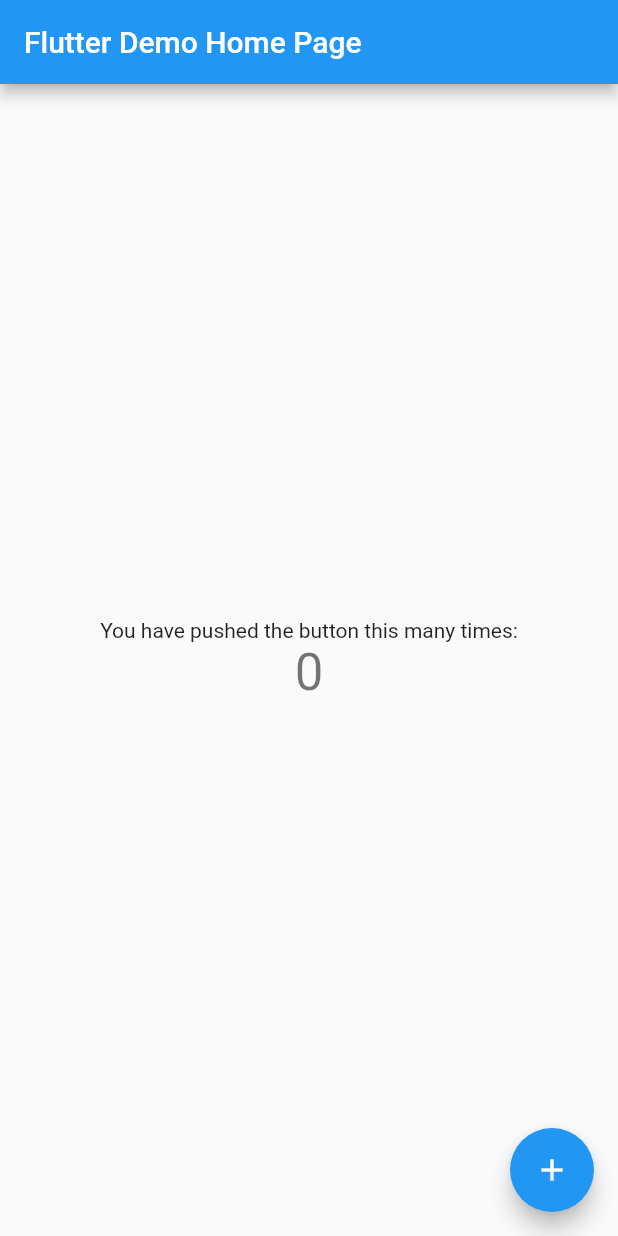
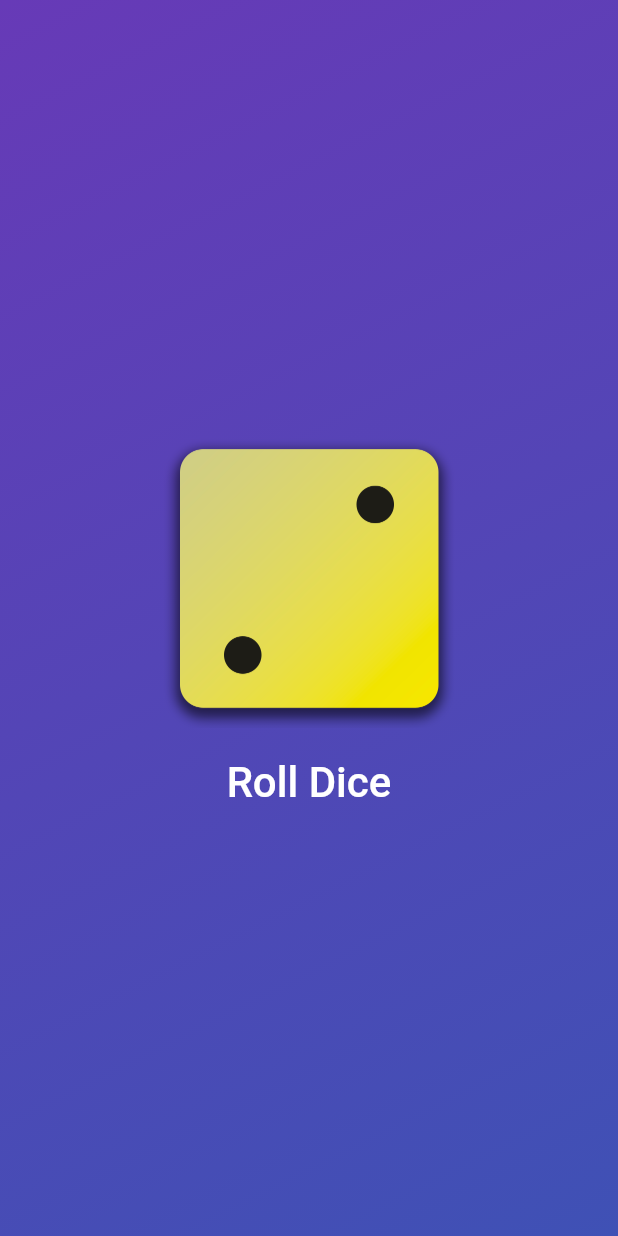
Before and after one commit to tmort93/dice_roller, a Flutter app: the screen it shows after launch, on a phone screen of 412 x 824 dp. Run offline on Flutter 3.47's test engine with Material 2 defaults, Android fonts, the phone set to English and light mode, and no system bars.

Commit message:
dice roller app complete

```diff
--- /dev/null
+++ b/lib/dice_roller.dart
@@ -0,0 +1,43 @@
+import 'dart:math';
+
+import 'package:dice_roller/white_text.dart';
+import 'package:flutter/material.dart';
+
+final random = Random();
+
+class DiceRoller extends StatefulWidget {
+  const DiceRoller({super.key});
+
+  @override
+  State<DiceRoller> createState() {
+    return _DiceRollerState();
+  }
+}
+
+class _DiceRollerState extends State<DiceRoller> {
+  var currentDiceRoll = 2;
+
+  void rollDice() {
+    setState(() {
+      currentDiceRoll = random.nextInt(6) + 1;
+    });
+  }
+
+  @override
+  Widget build(BuildContext context) {
+    return Column(
+      mainAxisSize: MainAxisSize.min,
+      children: [
+        Image.asset(
+          'assets/images/dice-$currentDiceRoll.png',
+          width: 200,
+        ),
+        TextButton(
+          onPressed: rollDice,
+          style: TextButton.styleFrom(padding: const EdgeInsets.only(top: 20)),
+          child: const WhiteText('Roll Dice'),
+        ),
+      ],
+    );
+  }
+}
--- /dev/null
+++ b/lib/gradient_container.dart
@@ -0,0 +1,25 @@
+import 'package:flutter/material.dart';
+import 'package:dice_roller/dice_roller.dart';
+
+const startAlignment = Alignment.topLeft;
+const endAlignment = Alignment.bottomRight;
+
+class GradientContainer extends StatelessWidget {
+  const GradientContainer({super.key});
+
+  @override
+  Widget build(BuildContext context) {
+    return Container(
+      decoration: const BoxDecoration(
+        gradient: LinearGradient(
+          colors: [Colors.deepPurple, Colors.indigo],
+          begin: startAlignment,
+          end: endAlignment,
+        ),
+      ),
+      child: const Center(
+        child: DiceRoller(),
+      ),
+    );
+  }
+}
--- a/lib/main.dart
+++ b/lib/main.dart
@@ -1,115 +1,13 @@
 import 'package:flutter/material.dart';
+import 'package:dice_roller/gradient_container.dart';
 
 void main() {
-  runApp(const MyApp());
+  runApp(
+    const MaterialApp(
+      home: Scaffold(
+        backgroundColor: Colors.deepPurple,
+        body: GradientContainer(),
+      ),
+    ),
+  );
 }
-
-class MyApp extends StatelessWidget {
-  const MyApp({super.key});
-
-  // This widget is the root of your application.
-  @override
-  Widget build(BuildContext context) {
-    return MaterialApp(
-      title: 'Flutter Demo',
-      theme: ThemeData(
-        // This is the theme of your application.
-        //
-        // Try running your application with "flutter run". You'll see the
-        // application has a blue toolbar. Then, without quitting the app, try
-        // changing the primarySwatch below to Colors.green and then invoke
-        // "hot reload" (press "r" in the console where you ran "flutter run",
-        // or simply save your changes to "hot reload" in a Flutter IDE).
-        // Notice that the counter didn't reset back to zero; the application
-        // is not restarted.
-        primarySwatch: Colors.blue,
-      ),
-      home: const MyHomePage(title: 'Flutter Demo Home Page'),
-    );
-  }
-}
-
-class MyHomePage extends StatefulWidget {
-  const MyHomePage({super.key, required this.title});
-
-  // This widget is the home page of your application. It is stateful, meaning
-  // that it has a State object (defined below) that contains fields that affect
-  // how it looks.
-
-  // This class is the configuration for the state. It holds the values (in this
-  // case the title) provided by the parent (in this case the App widget) and
-  // used by the build method of the State. Fields in a Widget subclass are
-  // always marked "final".
-
-  final String title;
-
-  @override
-  State<MyHomePage> createState() => _MyHomePageState();
-}
-
-class _MyHomePageState extends State<MyHomePage> {
-  int _counter = 0;
-
-  void _incrementCounter() {
-    setState(() {
-      // This call to setState tells the Flutter framework that something has
-      // changed in this State, which causes it to rerun the build method below
-      // so that the display can reflect the updated values. If we changed
-      // _counter without calling setState(), then the build method would not be
-      // called again, and so nothing would appear to happen.
-      _counter++;
-    });
-  }
-
-  @override
-  Widget build(BuildContext context) {
-    // This method is rerun every time setState is called, for instance as done
-    // by the _incrementCounter method above.
-    //
-    // The Flutter framework has been optimized to make rerunning build methods
-    // fast, so that you can just rebuild anything that needs updating rather
-    // than having to individually change instances of widgets.
-    return Scaffold(
-      appBar: AppBar(
-        // Here we take the value from the MyHomePage object that was created by
-        // the App.build method, and use it to set our appbar title.
-        title: Text(widget.title),
-      ),
-      body: Center(
-        // Center is a layout widget. It takes a single child and positions it
-        // in the middle of the parent.
-        child: Column(
-          // Column is also a layout widget. It takes a list of children and
-          // arranges them vertically. By default, it sizes itself to fit its
-          // children horizontally, and tries to be as tall as its parent.
-          //
-          // Invoke "debug painting" (press "p" in the console, choose the
-          // "Toggle Debug Paint" action from the Flutter Inspector in Android
-          // Studio, or the "Toggle Debug Paint" command in Visual Studio Code)
-          // to see the wireframe for each widget.
-          //
-          // Column has various properties to control how it sizes itself and
-          // how it positions its children. Here we use mainAxisAlignment to
-          // center the children vertically; the main axis here is the vertical
-          // axis because Columns are vertical (the cross axis would be
-          // horizontal).
-          mainAxisAlignment: MainAxisAlignment.center,
-          children: <Widget>[
-            const Text(
-              'You have pushed the button this many times:',
-            ),
-            Text(
-              '$_counter',
-              style: Theme.of(context).textTheme.headline4,
-            ),
-          ],
-        ),
-      ),
-      floatingActionButton: FloatingActionButton(
-        onPressed: _incrementCounter,
-        tooltip: 'Increment',
-        child: const Icon(Icons.add),
-      ), // This trailing comma makes auto-formatting nicer for build methods.
-    );
-  }
-}
--- /dev/null
+++ b/lib/white_text.dart
@@ -0,0 +1,16 @@
+import 'package:flutter/material.dart';
+
+class WhiteText extends StatelessWidget {
+  const WhiteText(this._text, {super.key});
+
+  final String _text;
+
+  @override
+  Widget build(BuildContext context) {
+    return Text(
+      _text,
+      style: const TextStyle(color: Colors.white),
+      textScaleFactor: 2,
+    );
+  }
+}
```
Also changed, not shown: pubspec.yaml (+10 -8 lines), assets/images/dice-1.png (added), assets/images/dice-2.png (added), assets/images/dice-3.png (added), assets/images/dice-4.png (added), assets/images/dice-5.png (added), assets/images/dice-6.png (added), 18 other files.
